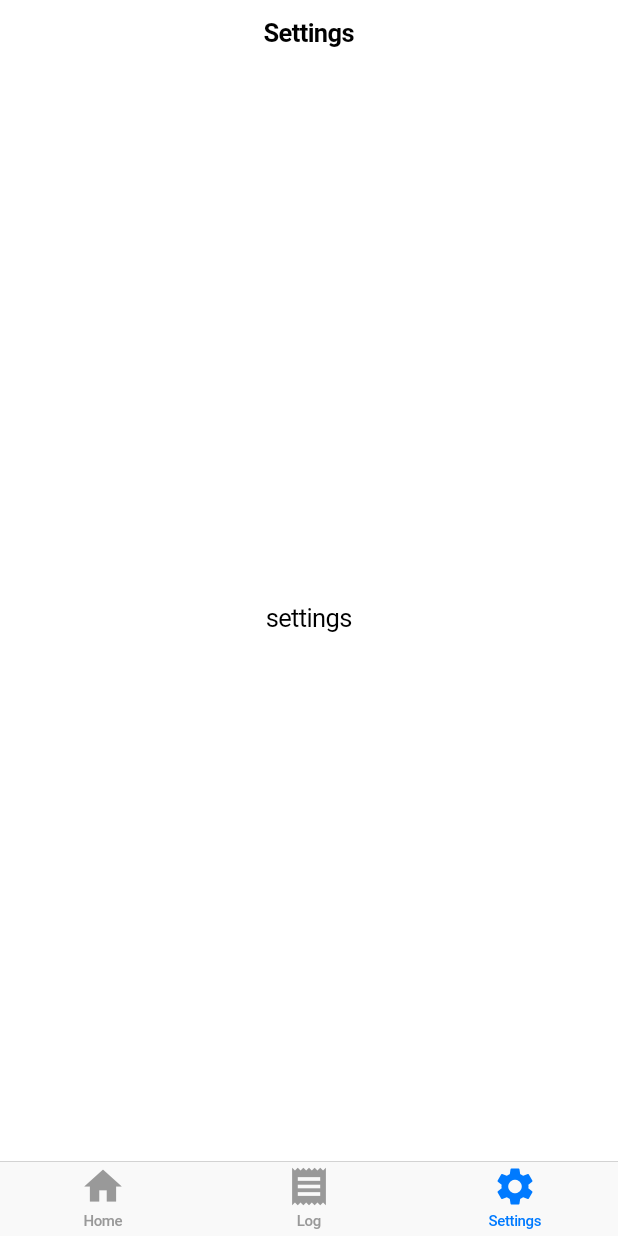
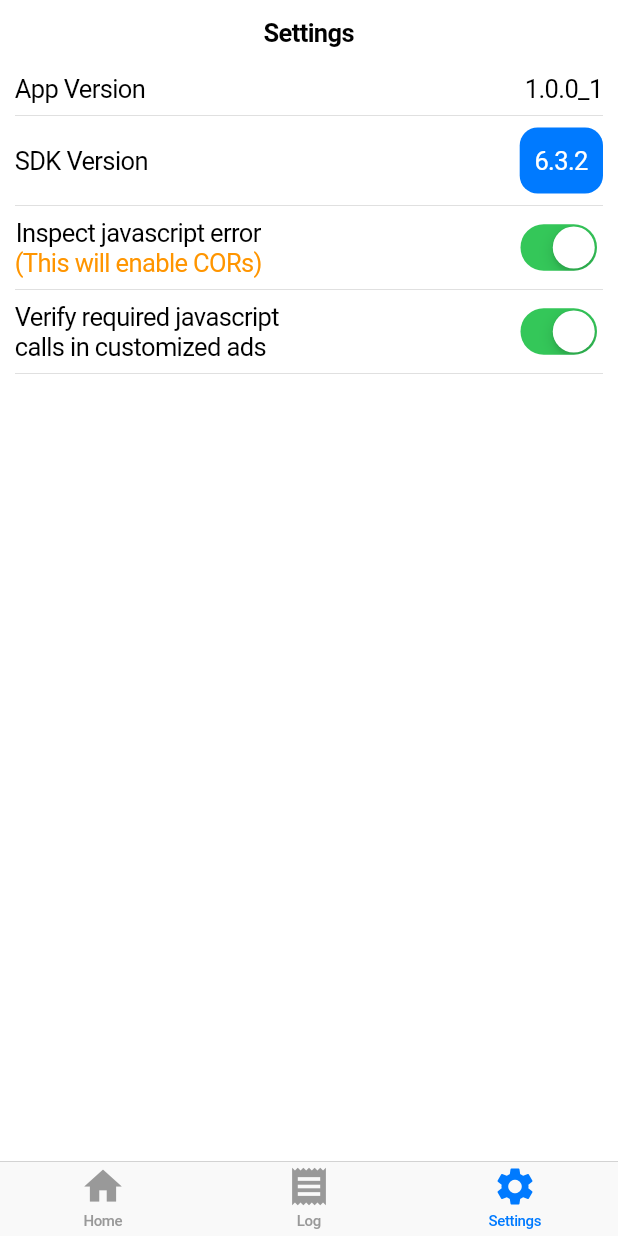
Before and after one commit to FrankZheng/flutter_vcl_tool_p, a Flutter app: the screen it shows after launch, item 3 of the bottom bar chosen, on a phone screen of 412 x 824 dp. Run offline on Flutter 3.47's test engine with Material 2 defaults, Android fonts, the phone set to English and light mode, and no system bars; our stand-ins replace package_info.

Commit message:
1. add a plugin to get system version data 2. add settings view

```diff
--- a/flutter_vcl_p/lib/log_view.dart
+++ b/flutter_vcl_p/lib/log_view.dart
@@ -60,8 +60,8 @@ class LogItemRow extends StatelessWidget {
 
 
 class _LogViewState extends State<LogView> implements LogModelListener  {
-  final model = LogModel.shared;
-  List<LogItem> logs = [];
+  final _model = LogModel.shared;
+  List<LogItem> _logs = [];
 
   void _onDelete() {
     showCupertinoDialog<bool>(context: context, builder: (context) {
@@ -74,14 +74,14 @@ class _LogViewState extends State<LogView> implements LogModelListener  {
             Navigator.pop(context, true);
           },),
           CupertinoDialogAction(child: Text("NO"),
-            isDefaultAction: true, isDestructiveAction: true, onPressed: () {
+            isDefaultAction: true, onPressed: () {
               Navigator.pop(context, false);
             }),
         ],
       );
     }).then((ret) {
       if(ret) {
-        model.clearLogs();
+        _model.clearLogs();
       }
     });
   }
@@ -90,22 +90,22 @@ class _LogViewState extends State<LogView> implements LogModelListener  {
   @override
   onNewLogs() {
     setState(() {
-      this.logs = model.logs;
+      this._logs = _model.logs;
     });
   }
 
   @override
   void initState() {
     super.initState();
-    model.listener = this;
-    model.loadLogs();
+    _model.listener = this;
+    _model.loadLogs();
   }
 
 
   @override
   void dispose() {
     super.dispose();
-    model.listener = null;
+    _model.listener = null;
   }
 
   @override
@@ -119,14 +119,14 @@ class _LogViewState extends State<LogView> implements LogModelListener  {
         ),
       ),
       child: ListView.builder(
-          itemCount: logs.length * 2,
+          itemCount: _logs.length * 2,
           itemBuilder: (context, index) {
             if (index % 2 != 0) {
               //divider
               return Divider();
             }
             index = index~/2;
-            final item = logs[index];
+            final item = _logs[index];
             return LogItemRow(item);
           }
       ),
--- a/flutter_vcl_p/lib/main.dart
+++ b/flutter_vcl_p/lib/main.dart
@@ -21,6 +21,7 @@ class MyApp extends StatelessWidget {
   Widget build(BuildContext context) {
     return CupertinoApp(
       title: 'Flutter Demo',
+      debugShowCheckedModeBanner: false,
       home: CupertinoTabScaffold(
           tabBar: TabBars().build(context),
           tabBuilder: (BuildContext context, int index) {
--- a/flutter_vcl_p/lib/settings_view.dart
+++ b/flutter_vcl_p/lib/settings_view.dart
@@ -1,7 +1,170 @@
 import 'package:flutter/cupertino.dart';
+import 'package:flutter/material.dart';
+import 'package:package_info/package_info.dart';
+import 'dart:async';
+
+class AppVersionItem extends StatefulWidget {
+  @override
+  AppVersionItemState createState() => AppVersionItemState();
+}
+
+class AppVersionItemState extends State<AppVersionItem> {
+  String _appVersion = '';
+
+  @override
+  void initState() {
+    super.initState();
+    PackageInfo.fromPlatform().then((PackageInfo packageInfo) {
+      String version = packageInfo.version;
+      String buildNumber = packageInfo.buildNumber;
+      setState(() {
+        _appVersion = '${version}_$buildNumber';
+      });
+    });
+  }
+
+  @override
+  Widget build(BuildContext context) {
+    return Row(children: <Widget>[
+      Text('App Version'),
+      Spacer(),
+      Text(_appVersion),
+    ]);
+  }
+}
+
+class SDKVersionItem extends StatefulWidget {
+  @override
+  SDKVersionItemState createState() => SDKVersionItemState();
+}
+
+class SDKVersionItemState extends State<SDKVersionItem> {
+  String _currentSDKVersion = '';
+  List<String> _sdkVersions = [];
+
+  void _onPressed() {
+
+  }
+
+  @override
+  void initState() {
+    super.initState();
+    //get current sdk version and available sdk versions
+    new Timer(Duration(seconds: 1), () {
+      setState(() {
+        _currentSDKVersion = '6.3.2';
+        _sdkVersions = ['6.3.2', '5.3.2'];
+      });
+    });
+  }
+
+  @override
+  Widget build(BuildContext context) {
+    return Row(children: <Widget>[
+      Text('SDK Version'),
+      Spacer(),
+      _sdkVersions.length > 1 ?
+      CupertinoButton.filled(
+        child: Text(_currentSDKVersion),
+        padding: EdgeInsets.symmetric(horizontal: 10, vertical: 0),
+        onPressed: _onPressed,
+      ) : Text(_currentSDKVersion)
+    ]);
+  }
+}
+
+class InspectJSItem extends StatefulWidget {
+
+  @override
+  InspectJsItemState createState() => InspectJsItemState();
+}
+
+class InspectJsItemState extends State<InspectJSItem> {
+  bool _inspectJs;
 
 
+  @override
+  void initState() {
+    super.initState();
+    //get inspectJs from other model, like config
+    new Timer(Duration(seconds: 1), () {
+      setState(() {
+        _inspectJs = true;
+      });
+    });
+
+  }
+
+  @override
+  Widget build(BuildContext context) {
+      var head = Column(children: <Widget>[
+        Text('Inspect javascript error'),
+        Text('(This will enable CORs)', style: TextStyle(color: CupertinoColors.activeOrange),)
+      ],);
+
+      var row = Row(children: <Widget>[
+        head,
+        Spacer(),
+      ],);
+
+      if(_inspectJs != null) {
+        row.children.add(CupertinoSwitch(value: _inspectJs, onChanged: (newValue) {
+          print('new value: $newValue');
+          setState(() {
+            _inspectJs = newValue;
+          });
+        }));
+      }
+      return row;
+  }
+}
+
+class VerifyJsCallsItem extends StatefulWidget {
+
+  @override
+  VerifyJsCallsItemState createState() => VerifyJsCallsItemState();
+}
+
+class VerifyJsCallsItemState extends State<VerifyJsCallsItem> {
+  bool _verifyJsCalls;
+
+
+  @override
+  void initState() {
+    super.initState();
+
+    new Timer(Duration(seconds: 1), () {
+      setState(() {
+        _verifyJsCalls = true;
+      });
+    });
+  }
+
+  @override
+  Widget build(BuildContext context) {
+    var row = Row(children: <Widget>[
+      SizedBox(width: 200, child: Text('Verify required javascript calls in customized ads'),),
+      Spacer(),
+    ],);
+    if(_verifyJsCalls != null) {
+      row.children.add(CupertinoSwitch(value: _verifyJsCalls, onChanged: (newValue) {
+        setState(() {
+          _verifyJsCalls = newValue;
+        });
+      }));
+    }
+    return row;
+  }
+}
+
 class SettingsView extends StatelessWidget {
+
+  final List<Widget> items = [
+    AppVersionItem(),
+    SDKVersionItem(),
+    InspectJSItem(),
+    VerifyJsCallsItem(),
+  ];
 
   @override
   Widget build(BuildContext context) {
@@ -9,10 +172,22 @@ class SettingsView extends StatelessWidget {
       navigationBar: CupertinoNavigationBar(
         middle: Text('Settings'),
       ),
-      child: Center(
-        child: Text(
-            'settings'),
-      ),
+      child: SafeArea(
+          child: Padding(padding: EdgeInsets.symmetric(
+              vertical: 5,
+              horizontal: 10),
+            child: ListView.builder(
+              itemCount: items.length * 2,
+              itemBuilder: (context, index) {
+                if (index % 2 != 0) {
+                  return Divider();
+                }
+                index = index ~/ 2;
+                return items[index];
+              })
+          )
+
+      )
     );
   }
 }
--- a/flutter_vcl_p/pubspec.yaml
+++ b/flutter_vcl_p/pubspec.yaml
@@ -23,6 +23,7 @@ dependencies:
   # The following adds the Cupertino Icons font to your application.
   # Use with the CupertinoIcons class for iOS style icons.
   cupertino_icons: ^0.1.2
+  package_info: ^0.4.0+3
 
 dev_dependencies:
   flutter_test:
```
Also changed, not shown: flutter_vcl_p/pubspec.lock, 6 other files.
